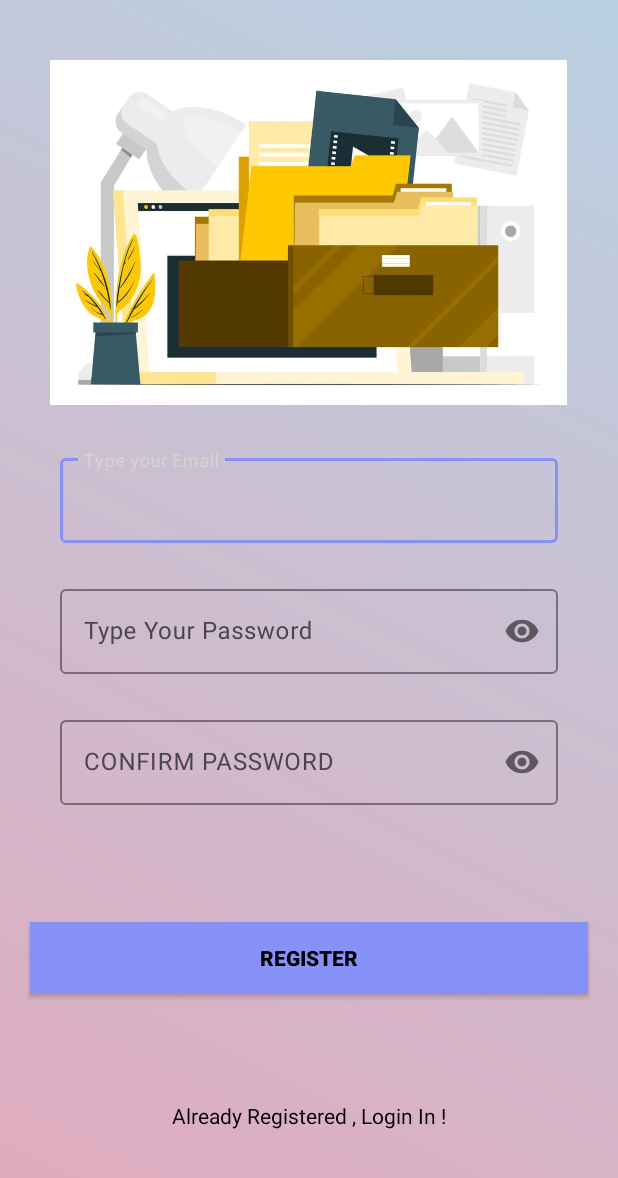
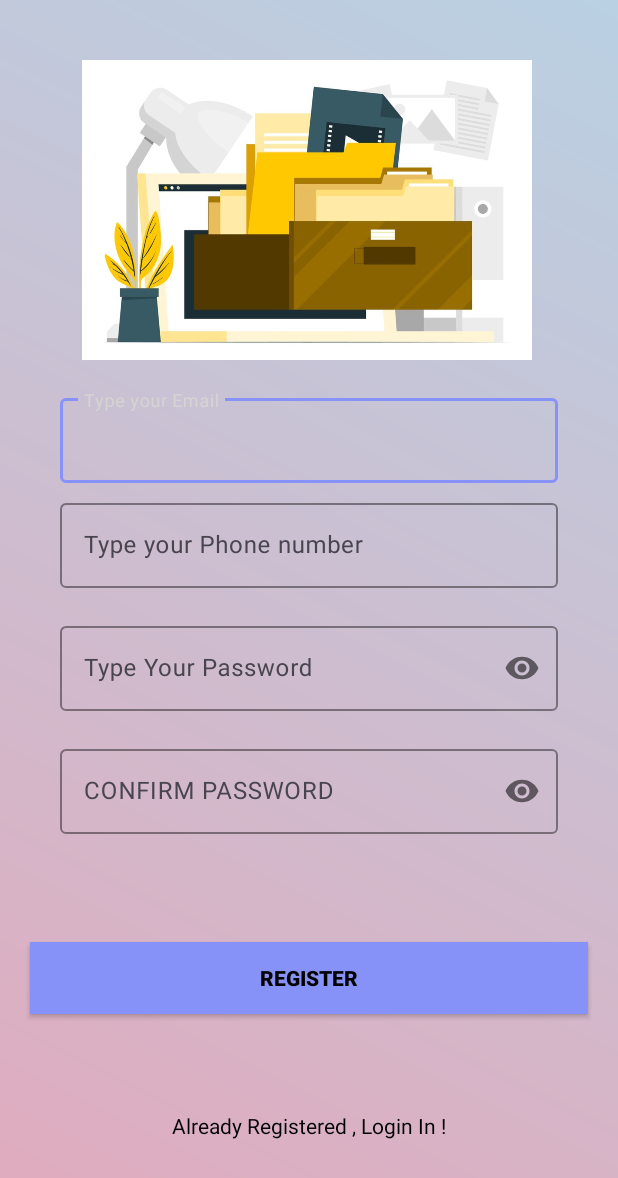
Before and after one commit to kavyasreem01/mini-project---FAMS, an Android app: the RegisterActivity screen opened directly, with no data from a screen before it, after a tap on "REGISTER", on a phone screen of 412 x 824 dp. Shown: the top 1178 px of the screen. Run offline under Robolectric (Android 15) with nearby library versions, the phone set to English and light mode, and no system bars; our stand-ins replace Firebase (no records; nobody signed in at launch, a user with empty details on screens opened directly).

Commit message:
updated-2 project

```diff
--- a/app/src/main/java/com/example/faams/RegisterActivity.kt
+++ b/app/src/main/java/com/example/faams/RegisterActivity.kt
@@ -1,9 +1,9 @@
-/*package com.example.faams
 
+package com.example.faams
 
+import android.content.Intent
 import android.os.Bundle
 import android.widget.Toast
-import android.content.Intent
 import androidx.appcompat.app.AppCompatActivity
 import com.example.faams.databinding.ActivityRegisterBinding
 import com.google.firebase.auth.FirebaseAuth
@@ -26,76 +26,21 @@ class RegisterActivity : AppCompatActivity() {
             val intent = Intent(this, LoginActivity::class.java)
             startActivity(intent)
         }
+
         binding.button.setOnClickListener {
             val email = binding.emailEt.text.toString()
             val pass = binding.passET.text.toString()
             val confirmPass = binding.confirmPassEt.text.toString()
+            val phoneNumber = binding.phoneEt.text.toString()
 
-            if (email.isNotEmpty() && pass.isNotEmpty() && confirmPass.isNotEmpty()) {
-                if (pass == confirmPass) {
-                    firebaseAuth.createUserWithEmailAndPassword(email, pass).addOnCompleteListener {
-                        if (it.isSuccessful) {
-                            val intent = Intent(this, LoginActivity::class.java)
-                            startActivity(intent)
-                        } else {
-                            try{
-                                throw it.exception!!
-                            }catch (e: FirebaseAuthUserCollisionException) {
-                                Toast.makeText(this, "This email address is already in use. Please use another email or login.", Toast.LENGTH_LONG).show()
-                            } catch (e: Exception) {
-                                Toast.makeText(this, e.message, Toast.LENGTH_SHORT).show()
-
-                        }}
-                    }
-                } else {
-                    Toast.makeText(this, "Password is not matching", Toast.LENGTH_SHORT).show()
-                }
-            } else {
-                Toast.makeText(this, "Empty Fields Are not Allowed !!", Toast.LENGTH_SHORT).show()
-
-            }
-        }
-    }
-}*/
-package com.example.faams
-
-import android.os.Bundle
-import android.widget.Toast
-import android.content.Intent
-import androidx.appcompat.app.AppCompatActivity
-import com.example.faams.databinding.ActivityRegisterBinding
-import com.google.firebase.auth.FirebaseAuth
-import com.google.firebase.auth.FirebaseAuthUserCollisionException
-
-class RegisterActivity : AppCompatActivity() {
-
-    private lateinit var binding: ActivityRegisterBinding
-    private lateinit var firebaseAuth: FirebaseAuth
-
-    override fun onCreate(savedInstanceState: Bundle?) {
-        super.onCreate(savedInstanceState)
-
-        binding = ActivityRegisterBinding.inflate(layoutInflater)
-        setContentView(binding.root)
-
-        firebaseAuth = FirebaseAuth.getInstance()
-
-        binding.textView.setOnClickListener {
-            val intent = Intent(this, LoginActivity::class.java)
-            startActivity(intent)
-        }
-        binding.button.setOnClickListener {
-            val email = binding.emailEt.text.toString()
-            val pass = binding.passET.text.toString()
-            val confirmPass = binding.confirmPassEt.text.toString()
-
-            if (email.isNotEmpty() && pass.isNotEmpty() && confirmPass.isNotEmpty()) {
+            if (email.isNotEmpty() && pass.isNotEmpty() && confirmPass.isNotEmpty() && phoneNumber.isNotEmpty()) {
                 if (pass == confirmPass) {
                     firebaseAuth.createUserWithEmailAndPassword(email, pass).addOnCompleteListener { task ->
                         if (task.isSuccessful) {
                             val user = firebaseAuth.currentUser
                             user?.sendEmailVerification()?.addOnCompleteListener { verifyTask ->
                                 if (verifyTask.isSuccessful) {
+
                                     Toast.makeText(this, "Registration successful. Please check your email for verification.", Toast.LENGTH_LONG).show()
                                     val intent = Intent(this, LoginActivity::class.java)
                                     startActivity(intent)
--- a/app/src/main/res/layout/activity_register.xml
+++ b/app/src/main/res/layout/activity_register.xml
@@ -9,8 +9,8 @@
 
     <ImageView
         android:id="@+id/imageView"
-        android:layout_width="350dp"
-        android:layout_height="230dp"
+        android:layout_width="300dp"
+        android:layout_height="200dp"
         android:layout_marginTop="40dp"
         android:contentDescription="@string/fams"
         android:src="@drawable/regimg"
@@ -25,7 +25,7 @@
         android:layout_width="match_parent"
         android:layout_height="wrap_content"
         android:layout_marginHorizontal="40dp"
-        android:layout_marginTop="300dp"
+        android:layout_marginTop="260dp"
         app:boxStrokeColor="@color/lavender"
         app:hintTextColor="@color/lightGrey"
         app:layout_constraintEnd_toEndOf="parent"
@@ -43,20 +43,45 @@
     </com.google.android.material.textfield.TextInputLayout>
 
     <com.google.android.material.textfield.TextInputLayout
+        android:id="@+id/phoneLayout"
+        style="@style/LoginTextInputOuterFieldStyle"
+        android:layout_width="match_parent"
+        android:layout_height="wrap_content"
+        android:layout_marginHorizontal="40dp"
+        android:layout_marginTop="330dp"
+        app:boxStrokeColor="@color/lavender"
+        app:hintTextColor="@color/lightGrey"
+        app:layout_constraintEnd_toEndOf="parent"
+        app:layout_constraintHorizontal_bias="0.5"
+        app:layout_constraintStart_toStartOf="parent"
+        app:layout_constraintTop_toTopOf="parent">
+        <com.google.android.material.textfield.TextInputEditText
+            android:id="@+id/phoneEt"
+            style="@style/LoginTextInputInnerFieldStyle"
+            android:layout_width="match_parent"
+            android:layout_height="wrap_content"
+            android:hint="@string/Type_your_Mobile_number"
+            android:inputType="phone"
+            tools:layout_editor_absoluteX="43dp"
+            tools:layout_editor_absoluteY="320dp" />
+
+
+    </com.google.android.material.textfield.TextInputLayout>
+
+    <com.google.android.material.textfield.TextInputLayout
         android:id="@+id/passwordLayout"
         style="@style/LoginTextInputOuterFieldStyle"
         android:layout_width="match_parent"
         android:layout_height="wrap_content"
         android:layout_marginHorizontal="40dp"
-        android:layout_marginTop="25dp"
+        android:layout_marginTop="20dp"
         app:boxStrokeColor="@color/lavender"
         app:hintTextColor="@color/lightGrey"
         app:layout_constraintEnd_toEndOf="parent"
         app:layout_constraintHorizontal_bias="0.5"
         app:layout_constraintStart_toStartOf="parent"
-        app:layout_constraintTop_toBottomOf="@id/emailLayout"
+        app:layout_constraintTop_toBottomOf="@id/phoneLayout"
         app:passwordToggleEnabled="true">
-
         <com.google.android.material.textfield.TextInputEditText
             android:id="@+id/passET"
             style="@style/LoginTextInputInnerFieldStyle"
@@ -72,7 +97,7 @@
         android:layout_width="match_parent"
         android:layout_height="wrap_content"
         android:layout_marginHorizontal="40dp"
-        android:layout_marginTop="25dp"
+        android:layout_marginTop="20dp"
         app:boxStrokeColor="@color/lavender"
         app:hintTextColor="@color/lightGrey"
         app:layout_constraintEnd_toEndOf="parent"
@@ -118,4 +143,6 @@
         app:layout_constraintHorizontal_bias="0.5"
         app:layout_constraintStart_toStartOf="parent"
         app:layout_constraintTop_toBottomOf="@+id/button" />
+
+
 </androidx.constraintlayout.widget.ConstraintLayout>
--- a/app/src/main/res/values/strings.xml
+++ b/app/src/main/res/values/strings.xml
@@ -32,4 +32,6 @@
     <string name="share">Share</string>
     <string name="share_all">Share All</string>
     <string name="no_search_results_found">No search results found</string>
+    <string name="Type_your_Phone_Number">type ur phno</string>
+    <string name="Type_your_Mobile_number">Type your Phone number</string>
 </resources>
```
